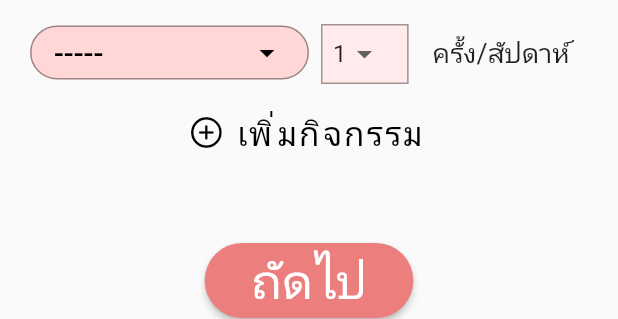
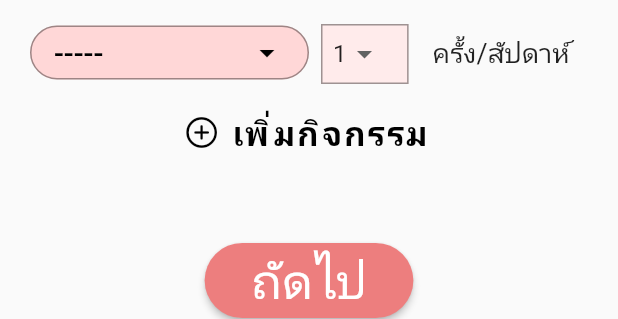
Before and after one commit to AINutritionProject/KinDeeUDee, a Flutter app: the ActivityFormBody widget shown alone on an empty page, opened directly with empty values, on a phone screen of 412 x 824 dp. Shown: the part 474-793 px from the top of the screen. Run offline on Flutter 3.47's test engine with Material 2 defaults, Android fonts, the phone set to English and light mode, and no system bars; our stand-ins replace camera, cloud_firestore, csv, dotted_border, firebase_auth, firebase_core and 6 more; accounts and stored records are empty.

Commit message:
change activity_form font

```diff
--- a/lib/pages/information/activity_form.dart
+++ b/lib/pages/information/activity_form.dart
@@ -36,7 +36,11 @@ class ActivityForm extends StatefulWidget {
 class _ActivityFormState extends State<ActivityForm> {
   @override
   Widget build(BuildContext context) {
-    return Scaffold(
+    return MaterialApp(
+      debugShowCheckedModeBanner: false,
+      title: "activity_form",
+      theme: ThemeData(fontFamily: 'Kadwa'),
+      home: Scaffold(
         body: SafeArea(
           child: LayoutBuilder(
               builder: (BuildContext context, BoxConstraints constraints) {
@@ -44,7 +48,8 @@ class _ActivityFormState extends State<ActivityForm> {
               child: Stack(alignment: Alignment.bottomCenter, children: [
                 SingleChildScrollView(
                   child: ConstrainedBox(
-                  constraints: BoxConstraints(minHeight: constraints.maxHeight),
+                    constraints:
+                        BoxConstraints(minHeight: constraints.maxHeight),
                     child: Column(
                       children: [
                         ActivityFormHeader(
@@ -89,6 +94,7 @@ class _ActivityFormState extends State<ActivityForm> {
               ]),
             );
           }),
+        ),
       ),
     );
   }
@@ -325,7 +331,8 @@ class _ActivityFormBodyState extends State<ActivityFormBody> {
           ),
           Center(
             child: FloatingActionButton.extended(
-              icon: const Icon(CupertinoIcons.plus_circle, color: Colors.black),
+              icon: const Icon(CupertinoIcons.plus_circle,
+                  color: Colors.black, weight: 700),
               foregroundColor: const Color(0xFFFFD18B),
               splashColor: const Color(0xFFFFD18B),
               elevation: 0,
@@ -455,7 +462,10 @@ class _ActivityFormBodyState extends State<ActivityFormBody> {
               },
               label: const Text(
                 "เพิ่มกิจกรรม",
-                style: TextStyle(color: Colors.black, fontSize: 22),
+                style: TextStyle(
+                    color: Colors.black,
+                    fontSize: 22,
+                    fontWeight: FontWeight.w700),
               ),
             ),
           ),
```
Lines whose indentation alone changed are shown as unchanged.
